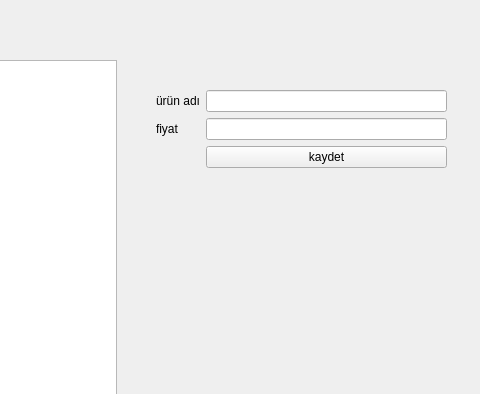
Above: 019_PyQt5/QtDesigner/008_tablewidget/untitled.ui from bm-snnsmsk/python before the change; both pictures show x 214 to 694 and y 0 to 394 of the 694 by 528 pixel window. Below: the same form after it.
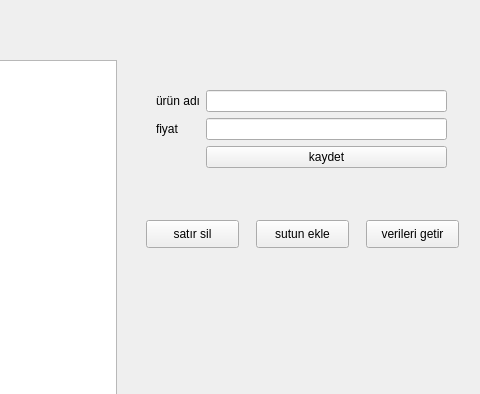
That is the form after the change.

Patch:
```diff
--- a/019_PyQt5/QtDesigner/008_tablewidget/untitled.ui
+++ b/019_PyQt5/QtDesigner/008_tablewidget/untitled.ui
@@ -24,7 +24,7 @@
      </rect>
     </property>
    </widget>
-   <widget class="QWidget" name="">
+   <widget class="QWidget" name="layoutWidget">
     <property name="geometry">
      <rect>
       <x>370</x>
@@ -63,6 +63,45 @@
      </item>
     </layout>
    </widget>
+   <widget class="QPushButton" name="pushButton_sil">
+    <property name="geometry">
+     <rect>
+      <x>360</x>
+      <y>220</y>
+      <width>93</width>
+      <height>28</height>
+     </rect>
+    </property>
+    <property name="text">
+     <string>satır sil</string>
+    </property>
+   </widget>
+   <widget class="QPushButton" name="pushButton_sutun_ekle">
+    <property name="geometry">
+     <rect>
+      <x>470</x>
+      <y>220</y>
+      <width>93</width>
+      <height>28</height>
+     </rect>
+    </property>
+    <property name="text">
+     <string>sutun ekle</string>
+    </property>
+   </widget>
+   <widget class="QPushButton" name="pushButton_verileri_getir">
+    <property name="geometry">
+     <rect>
+      <x>580</x>
+      <y>220</y>
+      <width>93</width>
+      <height>28</height>
+     </rect>
+    </property>
+    <property name="text">
+     <string>verileri getir</string>
+    </property>
+   </widget>
   </widget>
   <widget class="QMenuBar" name="menubar">
    <property name="geometry">
```
